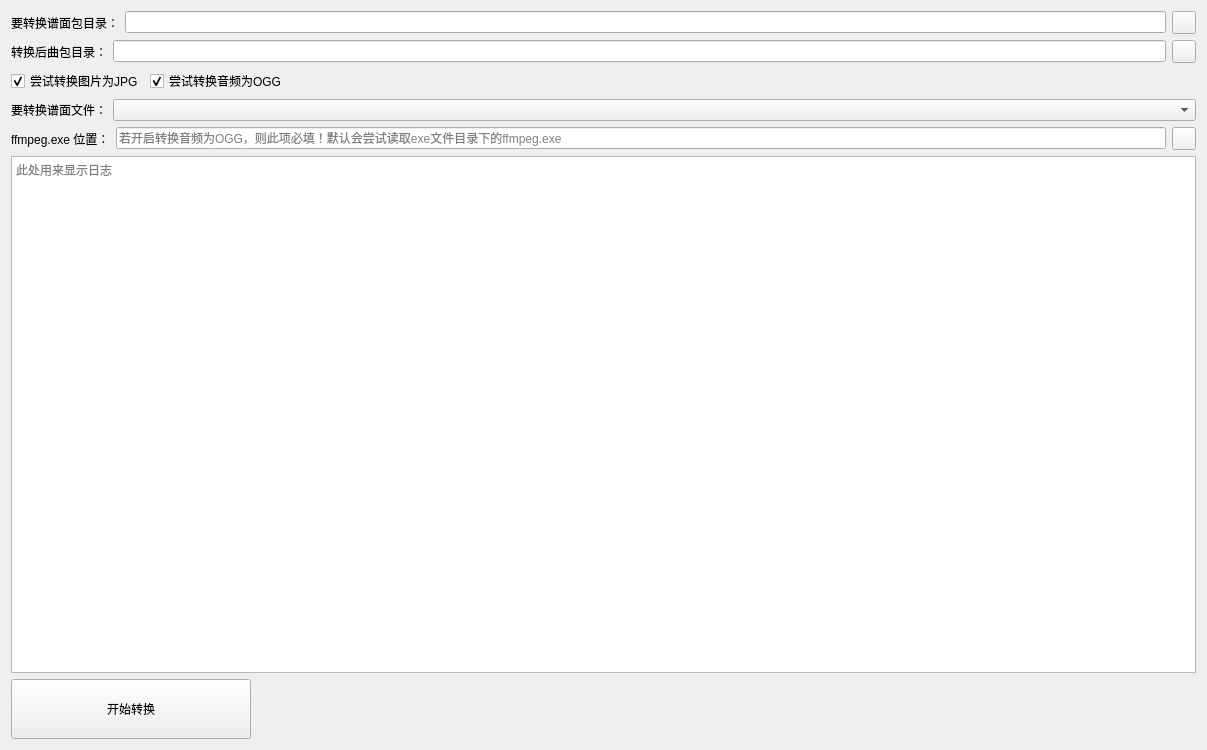
The window that chartConvert.ui (suizhuchen/PJDL_Chart_Coverter_GUI) describes before a commit, drawn with Qt 5.
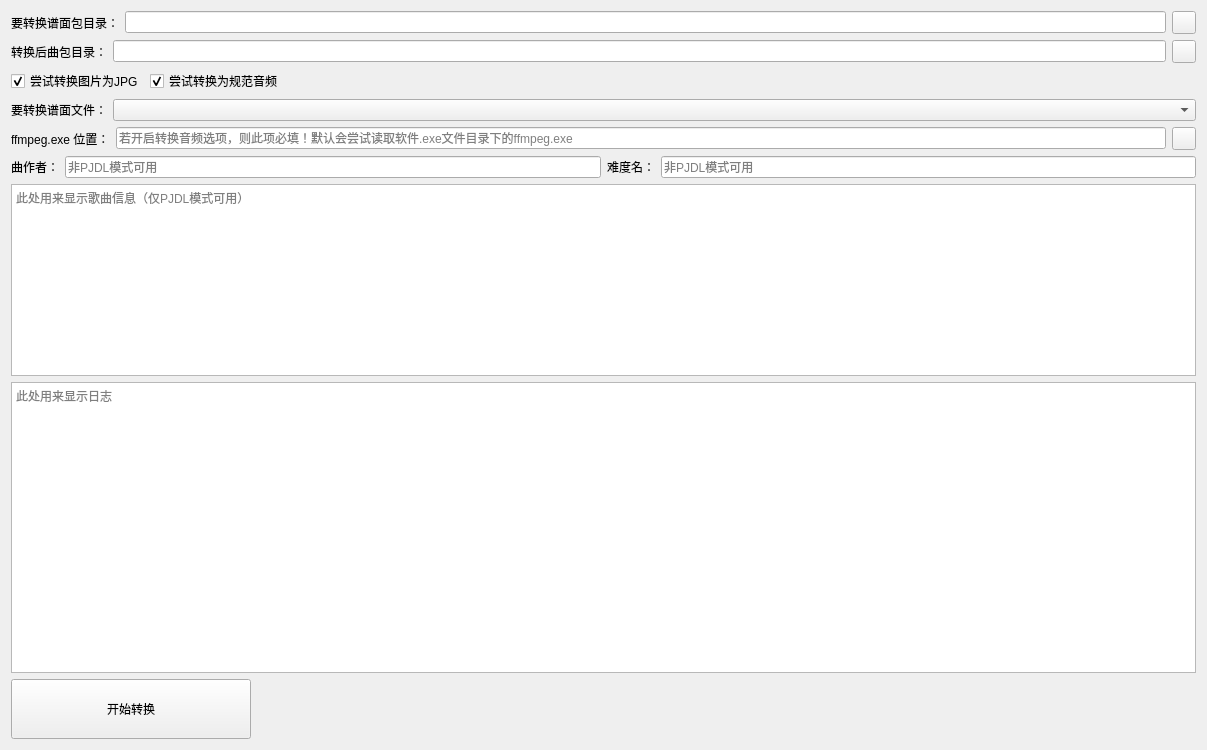
The same window after the commit. Custom widgets are drawn as their Qt base class.

Commit message: PROJECT DAOLI Chart Converter V1.0.2 本次更新内容： 1. 修复：转换为Osu!Mania格式时，因TimimgPoint起始为负导致的转换错误，现在TimimgPoint起始为0。 2. 修复：转换为Osu!Mania格式时，因对OGG支持不好导致的转换错误，现进行分情况处理，其他仍为OGG格式，Osu!Mania则转为mp3。 3. 新增：对曲作者、难度名、歌曲信息进行操作（曲作者、难度名仅适用非PJDL格式，歌曲信息仅适用PJDL格式）。 4. 优化：对转换过程代码规范化，优化代码结构。

The edit to the form file:
```diff
--- a/chartConvert.ui
+++ b/chartConvert.ui
@@ -103,7 +103,7 @@
         </sizepolicy>
        </property>
        <property name="text">
-        <string>尝试转换音频为OGG</string>
+        <string>尝试转换为规范音频</string>
        </property>
        <property name="checked">
         <bool>true</bool>
@@ -163,7 +163,7 @@
         <bool>true</bool>
        </property>
        <property name="placeholderText">
-        <string>若开启转换音频为OGG，则此项必填！默认会尝试读取exe文件目录下的ffmpeg.exe</string>
+        <string>若开启转换音频选项，则此项必填！默认会尝试读取软件.exe文件目录下的ffmpeg.exe</string>
        </property>
       </widget>
      </item>
@@ -176,8 +176,62 @@
      </item>
     </layout>
    </item>
+   <item>
+    <layout class="QHBoxLayout" name="horizontalLayout_10">
+     <property name="sizeConstraint">
+      <enum>QLayout::SizeConstraint::SetDefaultConstraint</enum>
+     </property>
+     <item>
+      <widget class="BodyLabel" name="label_5">
+       <property name="text">
+        <string>曲作者：</string>
+       </property>
+      </widget>
+     </item>
+     <item>
+      <widget class="LineEdit" name="lineEdit_4">
+       <property name="placeholderText">
+        <string>非PJDL模式可用</string>
+       </property>
+      </widget>
+     </item>
+     <item>
+      <widget class="BodyLabel" name="label_6">
+       <property name="text">
+        <string>难度名：</string>
+       </property>
+      </widget>
+     </item>
+     <item>
+      <widget class="LineEdit" name="lineEdit_5">
+       <property name="placeholderText">
+        <string>非PJDL模式可用</string>
+       </property>
+      </widget>
+     </item>
+    </layout>
+   </item>
+   <item>
+    <widget class="PlainTextEdit" name="plainTextEdit_2">
+     <property name="sizePolicy">
+      <sizepolicy hsizetype="Expanding" vsizetype="Fixed">
+       <horstretch>0</horstretch>
+       <verstretch>0</verstretch>
+      </sizepolicy>
+     </property>
+     <property name="placeholderText">
+      <string>此处用来显示歌曲信息（仅PJDL模式可用）</string>
+     </property>
+    </widget>
+   </item>
    <item>
     <widget class="PlainTextEdit" name="plainTextEdit">
+     <property name="sizePolicy">
+      <sizepolicy hsizetype="Expanding" vsizetype="Expanding">
+       <horstretch>0</horstretch>
+       <verstretch>0</verstretch>
+      </sizepolicy>
+     </property>
      <property name="readOnly">
       <bool>true</bool>
      </property>
```
The commit also changes 3 other files.
